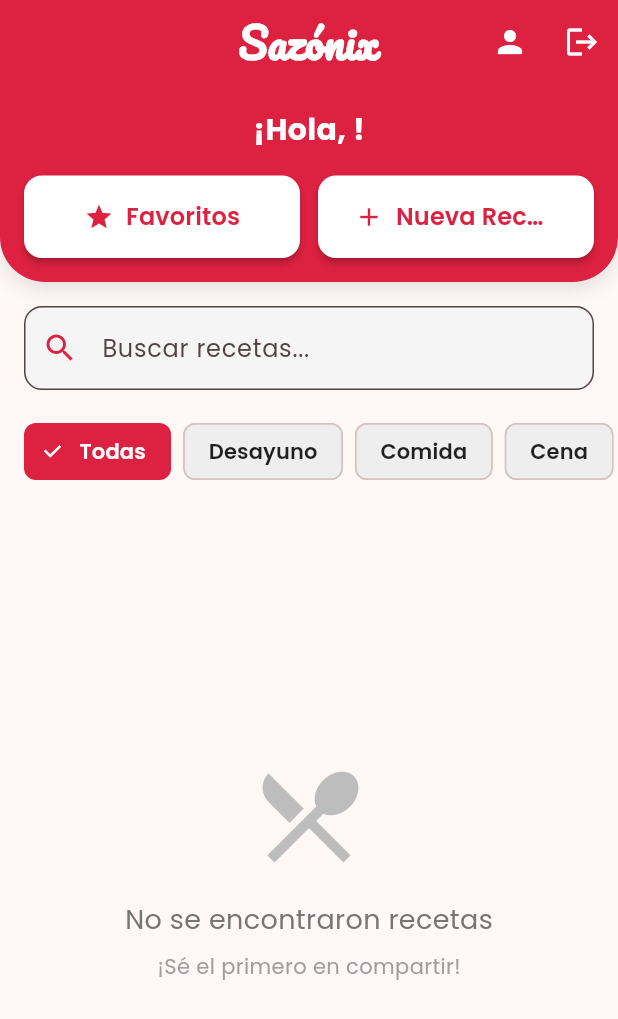
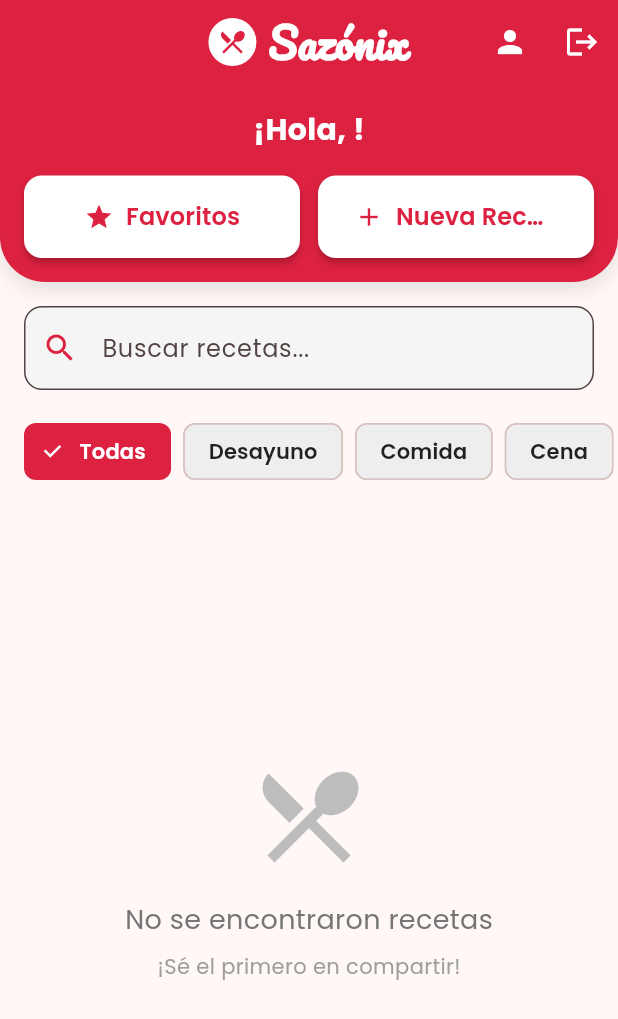
Before and after one commit to Ed-Phoenix/Saz-nix, a Flutter app: the HomeScreen screen opened directly, on a phone screen of 412 x 824 dp. Shown: the top 1019 px of the screen. Run offline on Flutter 3.47's test engine with Material 3 defaults, Android fonts, the phone set to English and light mode, and no system bars; our stand-ins replace flutter_rating_bar, google_fonts, image_picker, shared_preferences, sqflite; accounts and stored records are empty.

Commit message:
Logo en pantalla home y register, mensaje de error si el correo/contraseña no coincide

```diff
--- a/lib/screens/home_screen.dart
+++ b/lib/screens/home_screen.dart
@@ -117,12 +117,30 @@ class _HomeScreenState extends State<HomeScreen> {
 
     return Scaffold(
       appBar: AppBar(
-        title: Text(
-          'Sazónix',
-          style: GoogleFonts.pacifico(
-            fontSize: 28,
-            fontWeight: FontWeight.bold,
-          ),
+        title: Row(
+          mainAxisSize: MainAxisSize.min,
+          children: [
+            Container(
+              padding: const EdgeInsets.all(6),
+              decoration: const BoxDecoration(
+                color: Colors.white,
+                shape: BoxShape.circle,
+              ),
+              child: const Icon(
+                Icons.restaurant_menu,
+                size: 20,
+                color: Color(0xFFDD2140),
+              ),
+            ),
+            const SizedBox(width: 8),
+            Text(
+              'Sazónix',
+              style: GoogleFonts.pacifico(
+                fontSize: 28,
+                fontWeight: FontWeight.bold,
+              ),
+            ),
+          ],
         ),
         backgroundColor: const Color(0xFFDD2140),
         foregroundColor: Colors.white,
--- a/lib/screens/register_screen.dart
+++ b/lib/screens/register_screen.dart
@@ -88,7 +88,9 @@ class _RegisterScreenState extends State<RegisterScreen> {
                 mainAxisAlignment: MainAxisAlignment.center,
                 children: [
                   // Logo y título
-                  Container(
+                  Hero(
+                    tag: 'logo',
+                    child: Container(
                       padding: const EdgeInsets.all(20),
                       decoration: BoxDecoration(
                         color: Colors.white,
@@ -105,6 +107,7 @@ class _RegisterScreenState extends State<RegisterScreen> {
                         Icons.restaurant_menu,
                         size: 60,
                         color: Color(0xFFDD2140),
+                      ),
                     ),
                   ),
                   const SizedBox(height: 20),
```
Also changed, not shown: lib/services/auth_service.dart (+2 -9 lines). Lines whose indentation alone changed are shown as unchanged.
